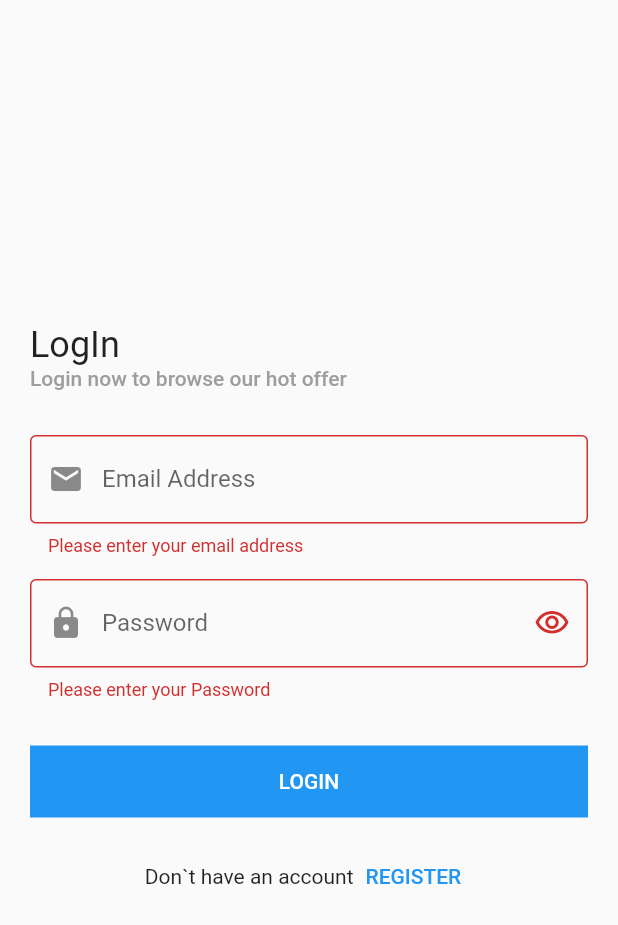
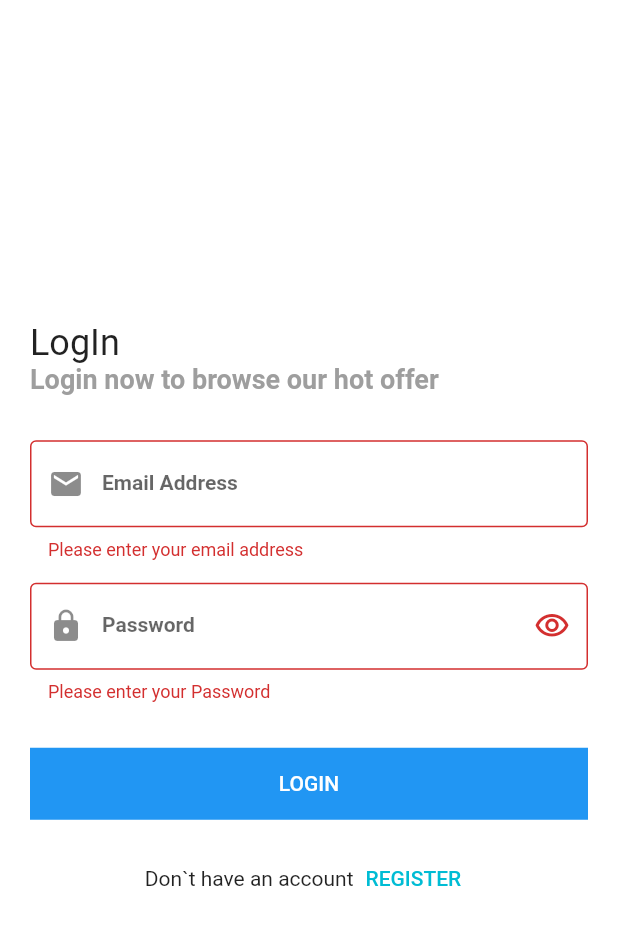
Before and after one commit to Ghanam330/socialapp, a Flutter app: the screen it shows after launch, after a tap on "LOGIN", on a phone screen of 412 x 824 dp. Shown: the top 925 px of the screen. Run offline on Flutter 3.47's test engine with Material 2 defaults, Android fonts, the phone set to English and light mode, and no system bars; our stand-ins replace bloc, cloud_firestore, conditional_builder, dio, firebase_auth, firebase_core and 4 more; accounts and stored records are empty; Roboto replaces fonts that are missing (Jannah).

```diff
--- a/lib/main.dart
+++ b/lib/main.dart
@@ -1,10 +1,18 @@
 import 'package:bloc/bloc.dart';
 import 'package:firebase_core/firebase_core.dart';
 import 'package:flutter/material.dart';
+import 'package:flutter_bloc/flutter_bloc.dart';
 import 'package:shared_preferences/shared_preferences.dart';
-import 'package:socialapp/blocobserver.dart';
+import 'package:socialapp/shard/blocobserver.dart';
+import 'package:socialapp/modules/home_layout/cubit/states_home.dart';
+import 'package:socialapp/shard/components/component.dart';
 
+import 'modules/home_layout/cubit/cubit_home.dart';
+import 'modules/home_layout/social_layout.dart';
 import 'modules/login_screen/login.dart';
+import 'network/local/cache_helper.dart';
+import 'shard/components/constants.dart';
+import 'styles/themes.dart';
 
 
 
@@ -15,20 +23,69 @@ void main() async{
   await Firebase.initializeApp();
   Bloc.observer=MyBlocObserver();
   SharedPreferences.getInstance();
-  runApp(MyApp());
+  await CacheHelper.init();
+  Widget widget;
+
+  uId = CacheHelper.getData(key: 'uId');
+
+  if (uId != null) {
+    widget = SocialLayout();
+  } else {
+    widget = LoginScreen();
+  }
+
+  ErrorWidget.builder = (FlutterErrorDetails details) {
+    bool inDebug = false;
+    assert(() {
+      inDebug = true;
+      return true;
+    }());
+    // In debug mode, use the normal error widget which shows
+    // the error message:
+    if (inDebug) return ErrorWidget(details.exception);
+    // In release builds, show a yellow-on-blue message instead:
+    return Container(
+      alignment: Alignment.center,
+      child: Text(
+        'Error! ${details.exception}',
+        style: TextStyle(color: Colors.yellow),
+        textDirection: TextDirection.ltr,
+      ),
+    );
+  };
+  runApp(MyApp(
+    startWidget: widget,
+  ));
 
 }
 
 class MyApp extends StatelessWidget {
-  // This widget is the root of your application.
+
+  final Widget startWidget;
+
+  MyApp({
+    this.startWidget,
+  });
   @override
   Widget build(BuildContext context) {
-    return MaterialApp(
-      title: 'Flutter Demo',
-      theme: ThemeData(
-        primarySwatch: Colors.blue,
+    return BlocProvider(
+      create: (BuildContext context) => SocialHomeCubit()
+        ..getUserDate(),
+        // ..handleScroll(),
+      // create: (BuildContext context) => AppCubit()..getUserData(),
+      child: BlocConsumer<SocialHomeCubit,SocialHomeStates>(
+        listener: (context, state) {},
+        builder: (context, state) {
+          return MaterialApp(
+            debugShowCheckedModeBanner: false,
+            title: 'Flutter Demo',
+            // themeMode: ThemeMode.light,
+            theme: lightTheme,
+            home: startWidget,
+          );
+
+        },
       ),
-      home: LoginScreen(),
     );
   }
 }
--- /dev/null
+++ b/lib/modules/home_layout/cubit/cubit_home.dart
@@ -0,0 +1,36 @@
+import 'package:cloud_firestore/cloud_firestore.dart';
+import 'package:firebase_auth/firebase_auth.dart';
+import 'package:flutter/cupertino.dart';
+import 'package:flutter/material.dart';
+import 'package:flutter_bloc/flutter_bloc.dart';
+import 'package:socialapp/models/user_model.dart';
+import 'package:socialapp/shard/components/constants.dart';
+import 'states_home.dart';
+
+class SocialHomeCubit extends Cubit<SocialHomeStates> {
+  SocialHomeCubit() : super(SocialHomeInitialState());
+
+  static SocialHomeCubit get(context) => BlocProvider.of(context);
+
+UserModel model;
+
+void getUserDate(){
+  emit(SocialGetUserLoadingState());
+
+  FirebaseFirestore.instance.collection('users')
+      .doc(uId)
+      .get()
+      .then((value) => {
+        model=UserModel.fromJson(value.data()),
+     emit(SocialGetUserSuccessState()),
+  })
+  .catchError((error){
+
+  });
+}
+
+  handleScroll() {
+
+  }
+
+}
--- /dev/null
+++ b/lib/modules/home_layout/cubit/states_home.dart
@@ -0,0 +1,11 @@
+
+abstract class SocialHomeStates {}
+class SocialHomeInitialState extends SocialHomeStates{}
+class SocialGetUserLoadingState extends SocialHomeStates{}
+class SocialGetUserSuccessState extends SocialHomeStates{}
+
+class SocialGetUserErrorState extends SocialHomeStates {
+  final String error;
+
+  SocialGetUserErrorState(this.error);
+}
--- a/lib/modules/login_screen/login.dart
+++ b/lib/modules/login_screen/login.dart
@@ -6,7 +6,7 @@ import 'package:socialapp/modules/register_screen/register_screen.dart';
 import 'package:socialapp/network/local/cache_helper.dart';
 
 
-import '../../component.dart';
+import '../../shard/components/component.dart';
 import 'cubit/cubit_login.dart';
 import 'cubit/states_login.dart';
 
--- a/lib/modules/register_screen/register_screen.dart
+++ b/lib/modules/register_screen/register_screen.dart
@@ -4,7 +4,7 @@ import 'package:flutter_bloc/flutter_bloc.dart';
 import 'package:socialapp/modules/home_layout/social_layout.dart';
 
 
-import '../../component.dart';
+import '../../shard/components/component.dart';
 import 'cubit/cubit_register.dart';
 import 'cubit/states_register.dart';
 
--- a/lib/component.dart
+++ b/lib/shard/components/component.dart
@@ -1,6 +1,8 @@
 import 'package:dio/dio.dart';
 import 'package:flutter/material.dart';
+import 'package:flutter/services.dart';
 import 'package:fluttertoast/fluttertoast.dart';
+import 'package:socialapp/styles/colors.dart';
 
 
 Widget defaultFormField({
--- /dev/null
+++ b/lib/styles/colors.dart
@@ -0,0 +1,4 @@
+import 'package:flutter/material.dart';
+
+const defaultColor = Colors.cyan;
+const defaultColor1 = Color(0xff2980b9);
--- /dev/null
+++ b/lib/styles/themes.dart
@@ -0,0 +1,97 @@
+import 'package:flutter/material.dart';
+import 'package:flutter/services.dart';
+import 'package:hexcolor/hexcolor.dart';
+
+import 'colors.dart';
+
+ThemeData darkTheme = ThemeData(
+  primarySwatch: defaultColor,
+  scaffoldBackgroundColor: HexColor('333739'),
+  appBarTheme: AppBarTheme(
+    titleSpacing: 20.0,
+    backwardsCompatibility: false,
+    systemOverlayStyle: SystemUiOverlayStyle(
+      statusBarColor: HexColor('333739'),
+      statusBarIconBrightness: Brightness.light,
+    ),
+    backgroundColor: HexColor('333739'),
+    elevation: 0.0,
+    titleTextStyle: TextStyle(
+      color: Colors.white,
+      fontSize: 20.0,
+      fontWeight: FontWeight.bold,
+    ),
+    iconTheme: IconThemeData(
+      color: Colors.white,
+    ),
+  ),
+  bottomNavigationBarTheme: BottomNavigationBarThemeData(
+    type: BottomNavigationBarType.fixed,
+    selectedItemColor: defaultColor,
+    unselectedItemColor: Colors.grey,
+    elevation: 20.0,
+    backgroundColor: HexColor('333739'),
+  ),
+  textTheme: TextTheme(
+    bodyText1: TextStyle(
+      fontSize: 18.0,
+      fontWeight: FontWeight.w600,
+      color: Colors.white,
+    ),
+    subtitle1: TextStyle(
+      fontSize: 14.0,
+      fontWeight: FontWeight.w600,
+      color: Colors.white,
+      height: 1.3,
+    ),
+  ),
+  fontFamily: 'Jannah',
+);
+
+ThemeData lightTheme = ThemeData(
+  primarySwatch: defaultColor,
+  scaffoldBackgroundColor: Colors.white,
+  appBarTheme: AppBarTheme(
+    titleSpacing: 20.0,
+    backwardsCompatibility: false,
+    systemOverlayStyle: SystemUiOverlayStyle(
+      statusBarColor: Colors.white,
+      statusBarIconBrightness: Brightness.dark,
+    ),
+    backgroundColor: Colors.white,
+    elevation: 0.0,
+    titleTextStyle: TextStyle(
+      fontFamily: 'Jannah',
+      color: Colors.black,
+      fontSize: 20.0,
+      fontWeight: FontWeight.bold,
+    ),
+    iconTheme: IconThemeData(
+      color: Colors.black,
+    ),
+  ),
+  floatingActionButtonTheme: FloatingActionButtonThemeData(
+    backgroundColor: defaultColor,
+  ),
+  bottomNavigationBarTheme: BottomNavigationBarThemeData(
+    type: BottomNavigationBarType.fixed,
+    selectedItemColor: defaultColor,
+    unselectedItemColor: Colors.grey,
+    elevation: 20.0,
+    backgroundColor: Colors.white,
+  ),
+  textTheme: TextTheme(
+    bodyText1: TextStyle(
+      fontSize: 18.0,
+      fontWeight: FontWeight.w600,
+      color: Colors.black,
+    ),
+    subtitle1: TextStyle(
+      fontSize: 14.0,
+      fontWeight: FontWeight.w600,
+      color: Colors.black,
+      height: 1.3,
+    ),
+  ),
+  fontFamily: 'Jannah',
+);
```
Also changed, not shown: lib/modules/home_layout/social_layout.dart (+65 -9 lines), lib/shard/components/constants.dart (added, +25 -0 lines), lib/styles/icon_broken.dart (added, +115 -0 lines), lib/shard/blocobserver.dart (renamed from lib/blocobserver.dart).
